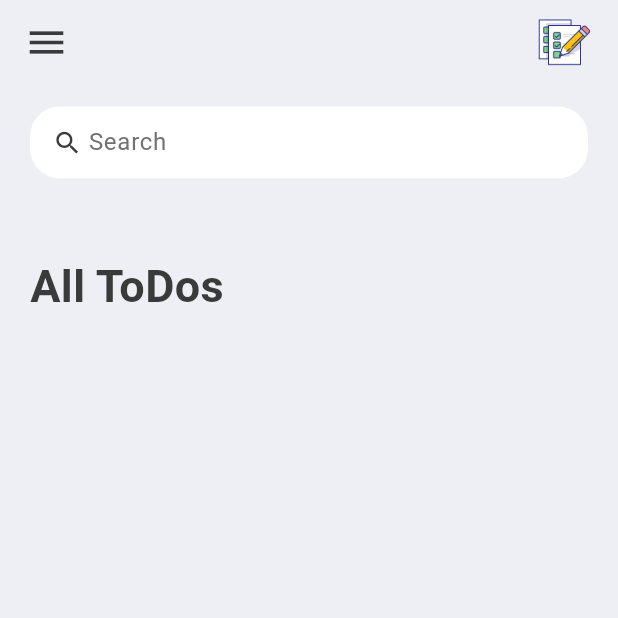
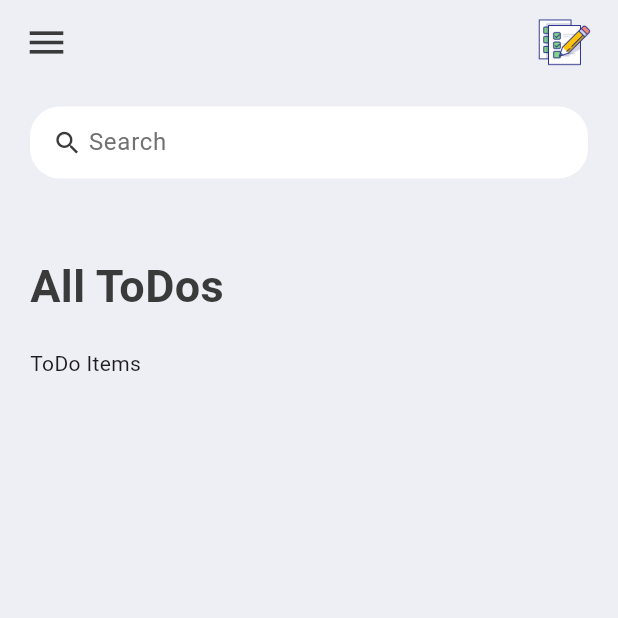
Before and after one commit to codeby-vikrant/Task-2-To-Do-List-App, a Flutter app: the screen it shows after launch, on a phone screen of 412 x 824 dp, the top half of it. Run offline on Flutter 3.47's test engine with Material 3 defaults, Android fonts, the phone set to English and light mode, and no system bars.

Commit message:
called todoitems in homescreen

```diff
--- a/lib/screens/home.dart
+++ b/lib/screens/home.dart
@@ -1,5 +1,6 @@
 import 'package:flutter/material.dart';
 import 'package:task_2_to_do_list_app/constants/colors.dart';
+import 'package:task_2_to_do_list_app/widgets/todo_items.dart';
 
 class HomeScreen extends StatelessWidget {
   const HomeScreen({super.key});
@@ -26,7 +27,8 @@ class HomeScreen extends StatelessWidget {
                             fontSize: 30,
                             fontWeight: FontWeight.bold),
                       ),
-                    )
+                    ),
+                    const ToDoItem()
                   ],
                 ),
               )
--- a/lib/widgets/todo_items.dart
+++ b/lib/widgets/todo_items.dart
@@ -5,6 +5,6 @@ class ToDoItem extends StatelessWidget {
 
   @override
   Widget build(BuildContext context) {
-    return const Placeholder();
+    return const Text('ToDo Items');
   }
 }
```
